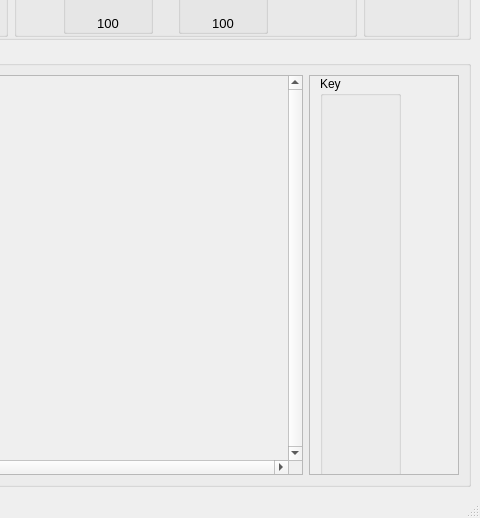
First picture: the form in GUI/Main.ui, repository hratcliffe/PixelChart, before the edit; both pictures show x 494 to 974 and y 189 to 707 of the 974 by 707 pixel window.
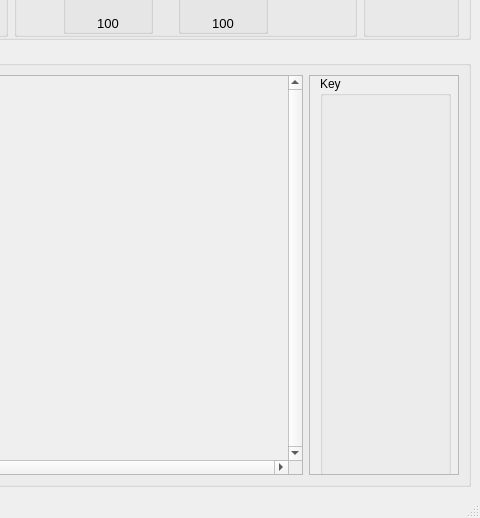
Second picture: the form after the edit.

Commit message: Name colours in key

Patch:
```diff
--- a/GUI/Main.ui
+++ b/GUI/Main.ui
@@ -426,7 +426,7 @@
             <rect>
              <x>10</x>
              <y>0</y>
-             <width>81</width>
+             <width>131</width>
              <height>401</height>
             </rect>
            </property>
```
The commit also changes 1 other file.
